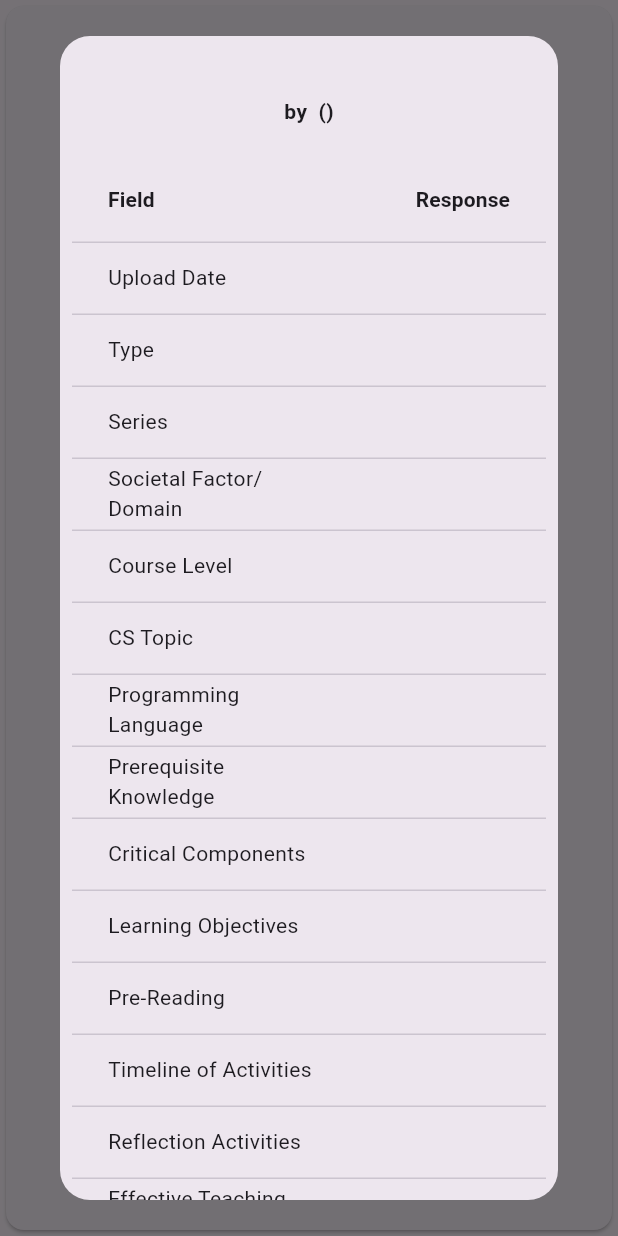
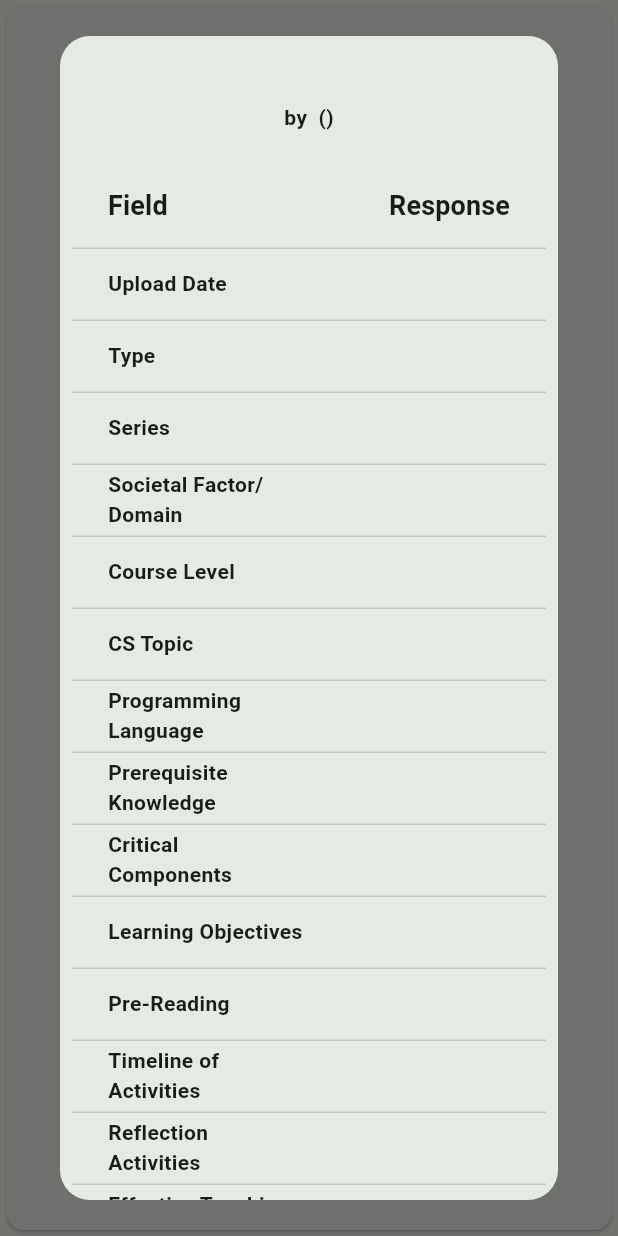
Before and after one commit to VictorTPhan/SRC_Website_React, a Flutter app: the LessonEntryWidget widget shown alone on an empty page, opened directly with empty values, after a tap on "See Info", on a phone screen of 412 x 824 dp. Run offline on Flutter 3.47's test engine with Material 2 defaults, Android fonts, the phone set to English and light mode, and no system bars; our stand-ins replace csv; missing offline and left inert: dart:html; network calls fail.

Commit message:
Modified styling

```diff
--- a/src_viewer/lib/LessonEntryDetailWidget.dart
+++ b/src_viewer/lib/LessonEntryDetailWidget.dart
@@ -33,7 +33,7 @@ class LessonEntryDetailWidget extends StatelessWidget {
     List<DataRow> rows = [];
     for(String label in info.keys) {
       rows.add(DataRow(cells: [
-        DataCell(Text(label)),
+        DataCell(Text(label, style: TextStyle(fontWeight: FontWeight.bold))),
         DataCell(Padding(
           padding: const EdgeInsets.all(8.0),
           child: Text(info[label]),
@@ -44,8 +44,8 @@ class LessonEntryDetailWidget extends StatelessWidget {
     return DataTable(
         dataRowMaxHeight: double.infinity,
         columns: [
-          DataColumn(label: Text("Field", style: TextStyle(fontWeight: FontWeight.bold),)),
-          DataColumn(label: Text("Response", style: TextStyle(fontWeight: FontWeight.bold)))
+          DataColumn(label: Text("Field", style: TextStyle(fontWeight: FontWeight.bold, fontSize: 18),)),
+          DataColumn(label: Text("Response", style: TextStyle(fontWeight: FontWeight.bold, fontSize: 18)))
         ],
         rows: rows
     );
@@ -58,7 +58,10 @@ class LessonEntryDetailWidget extends StatelessWidget {
         children: [
           Text(
             entry.activity,
-            style: Theme.of(context).textTheme.headlineSmall,
+            style: TextStyle(
+              fontWeight: FontWeight.w700,
+              fontSize: 25
+            ),
           ),
           Text(
             "by ${entry.contributorName}\t(${entry.contributorEmail})",
--- a/src_viewer/lib/LessonEntryWidget.dart
+++ b/src_viewer/lib/LessonEntryWidget.dart
@@ -67,7 +67,7 @@ class LessonEntryWidget extends StatelessWidget {
                   fontWeight: FontWeight.bold
               ),
             ),
-            Text(entry.csTopic),
+            Text(entry.csTopic, overflow: TextOverflow.ellipsis,),
             Text(entry.description, overflow: TextOverflow.ellipsis,),
             Padding(
               padding: const EdgeInsets.all(8.0),
@@ -78,13 +78,30 @@ class LessonEntryWidget extends StatelessWidget {
                       onPressed: () {
                         ShowDialog(context);
                       },
-                      child: Text("See Info")
+                      child: Text(
+                          "See Info",
+                          style: TextStyle(
+                            color: Colors.white
+                          ),
+                      ),
+                      style: ButtonStyle(
+                        backgroundColor: MaterialStateColor.resolveWith((states) => Theme.of(context).primaryColor)
+                      ),
                   ),
+                  SizedBox(width: 10,), //To space them out
                   ElevatedButton(
                       onPressed: () {
                         html.window.open(entry.fileSubmission, "Download");
                       },
-                      child: Text("Download")
+                      child: Text(
+                          "Download",
+                          style: TextStyle(
+                              color: Colors.white
+                          ),
+                      ),
+                      style: ButtonStyle(
+                          backgroundColor: MaterialStateColor.resolveWith((states) => Theme.of(context).primaryColor)
+                      ),
                   ),
                 ],
               ),
--- a/src_viewer/lib/main.dart
+++ b/src_viewer/lib/main.dart
@@ -10,10 +10,11 @@ class MyApp extends StatelessWidget {
 
   @override
   Widget build(BuildContext context) {
+
     return MaterialApp(
       title: 'Flutter Demo',
       theme: ThemeData(
-        colorScheme: ColorScheme.fromSeed(seedColor: Colors.deepPurple),
+        colorScheme: ColorScheme.fromSeed(seedColor: Color(0xFF228C4C)),
         useMaterial3: true,
       ),
       debugShowCheckedModeBanner: false,
```
Also changed, not shown: src_viewer/lib/display.dart (+19 -11 lines).
